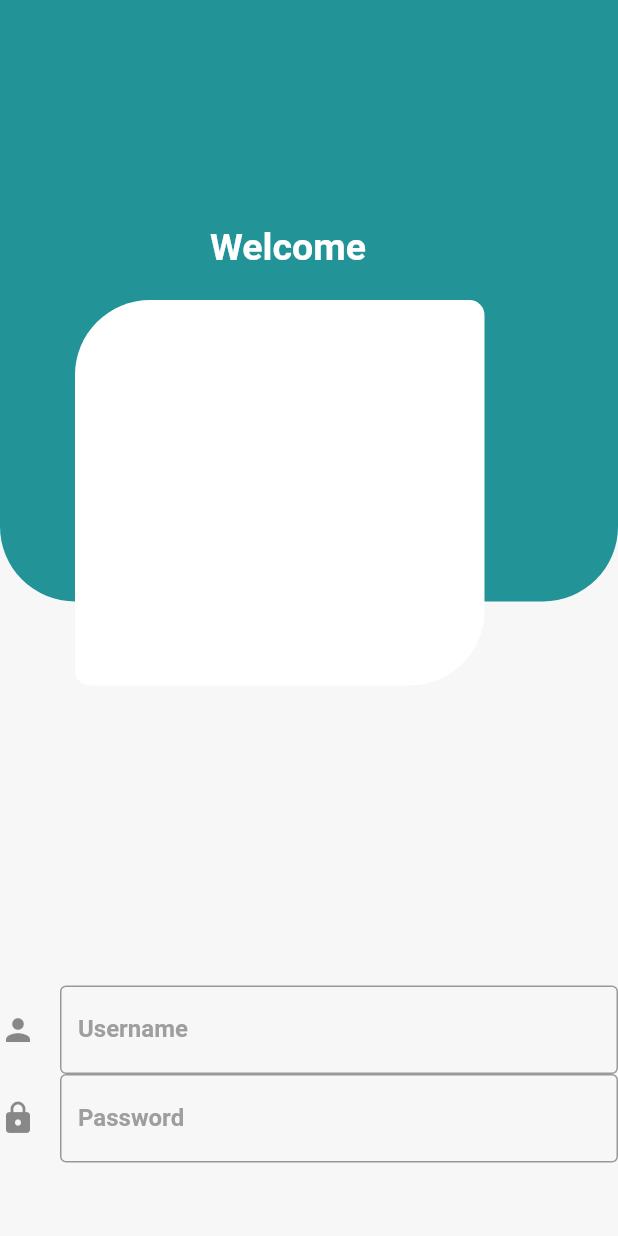
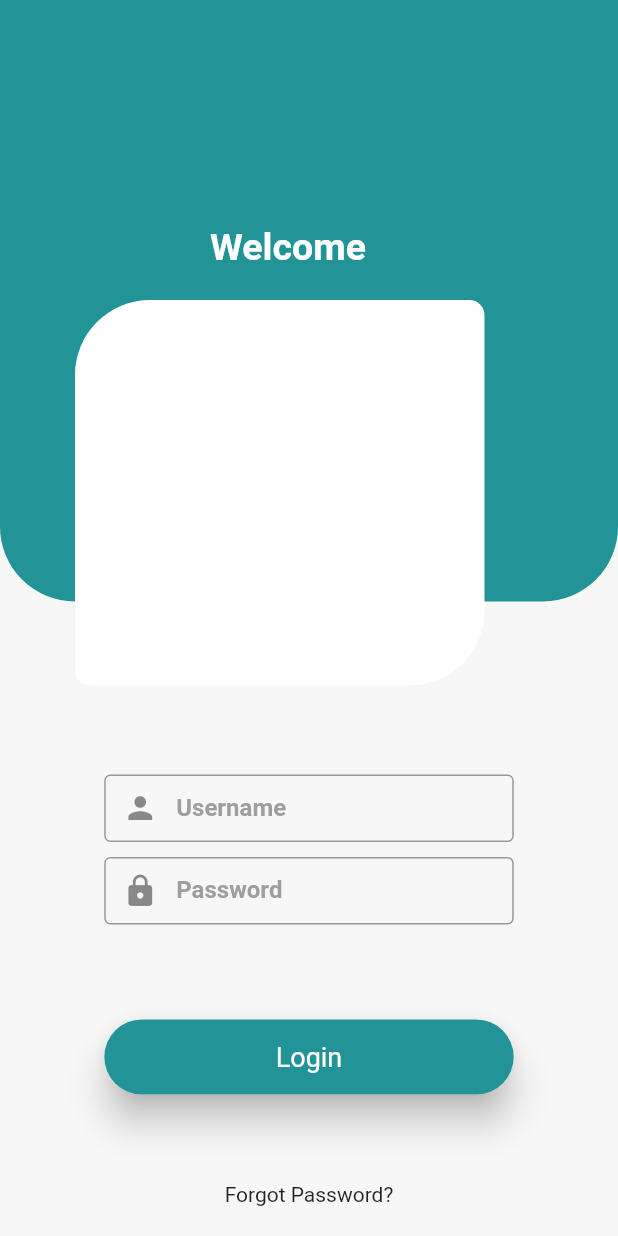
Before and after one commit to emekss/bank_app_ui, a Flutter app: the screen it shows after launch, on a phone screen of 412 x 824 dp. Run offline on Flutter 3.47's test engine with Material 2 defaults, Android fonts, the phone set to English and light mode, and no system bars.

Commit message:
updated home page

```diff
--- a/lib/pages/home_page.dart
+++ b/lib/pages/home_page.dart
@@ -1,3 +1,4 @@
+import 'package:bank_app_ui/util/login_button.dart';
 import 'package:bank_app_ui/util/user_text_field.dart';
 import 'package:flutter/material.dart';
 
@@ -8,7 +9,10 @@ class HomePage extends StatelessWidget {
   Widget build(BuildContext context) {
     return Scaffold(
       backgroundColor: const Color(0xFFF7F7F7),
-      body: Column(
+      body: Padding(
+        padding: const EdgeInsets.only(bottom: 20),
+        child: Column(
+          mainAxisAlignment: MainAxisAlignment.spaceBetween,
           children: [
             Stack(
               children: [
@@ -23,7 +27,7 @@ class HomePage extends StatelessWidget {
                   ),
                 ),
                 const Padding(
-                padding: EdgeInsets.symmetric(vertical: 150, horizontal: 140),
+                  padding: EdgeInsets.only(top: 150, left: 140),
                   child: Text(
                     'Welcome',
                     style: TextStyle(
@@ -34,9 +38,9 @@ class HomePage extends StatelessWidget {
                   ),
                 ),
                 Padding(
-                padding: const EdgeInsets.symmetric(
-                  vertical: 200,
-                  horizontal: 50,
+                  padding: const EdgeInsets.only(
+                    top: 200,
+                    left: 50,
                   ),
                   child: Container(
                     height: 257,
@@ -59,7 +63,10 @@ class HomePage extends StatelessWidget {
                 UserTextField(icon: Icons.lock_rounded, label: 'Password'),
               ],
             ),
+            const LoginButton(),
+            const Text('Forgot Password?')
           ],
+        ),
       ),
     );
   }
--- a/lib/util/login_button.dart
+++ b/lib/util/login_button.dart
@@ -0,0 +1,27 @@
+import 'package:flutter/material.dart';
+
+class LoginButton extends StatelessWidget {
+  const LoginButton({super.key});
+
+  @override
+  Widget build(BuildContext context) {
+    return Card(
+      shape: RoundedRectangleBorder(borderRadius: BorderRadius.circular(30)),
+      elevation: 10,
+      child: Container(
+        height: 50,
+        width: 273,
+        decoration: BoxDecoration(
+          color: const Color(0xFF229397),
+          borderRadius: BorderRadius.circular(30),
+        ),
+        child: const Center(
+          child: Text(
+            'Login',
+            style: TextStyle(fontSize: 18, color: Colors.white),
+          ),
+        ),
+      ),
+    );
+  }
+}
--- a/lib/util/user_text_field.dart
+++ b/lib/util/user_text_field.dart
@@ -11,12 +11,25 @@ class UserTextField extends StatelessWidget {
 
   @override
   Widget build(BuildContext context) {
-    return TextField(
-      decoration: InputDecoration(
-        border: const OutlineInputBorder(),
-        labelText: label,
-        labelStyle: TextStyle(color: Colors.grey, fontWeight: FontWeight.bold),
-        icon: Icon(icon),
+    return Padding(
+      padding: const EdgeInsets.all(5.0),
+      child: Container(
+        height: 45,
+        width: 273,
+        decoration: const BoxDecoration(
+            borderRadius: BorderRadius.only(
+          bottomLeft: Radius.circular(15),
+          bottomRight: Radius.circular(15),
+        )),
+        child: TextField(
+          decoration: InputDecoration(
+            border: const OutlineInputBorder(),
+            labelText: label,
+            labelStyle: const TextStyle(
+                color: Colors.grey, fontWeight: FontWeight.bold),
+            prefixIcon: Icon(icon),
+          ),
+        ),
       ),
     );
   }
```
Lines whose indentation alone changed are shown as unchanged.
